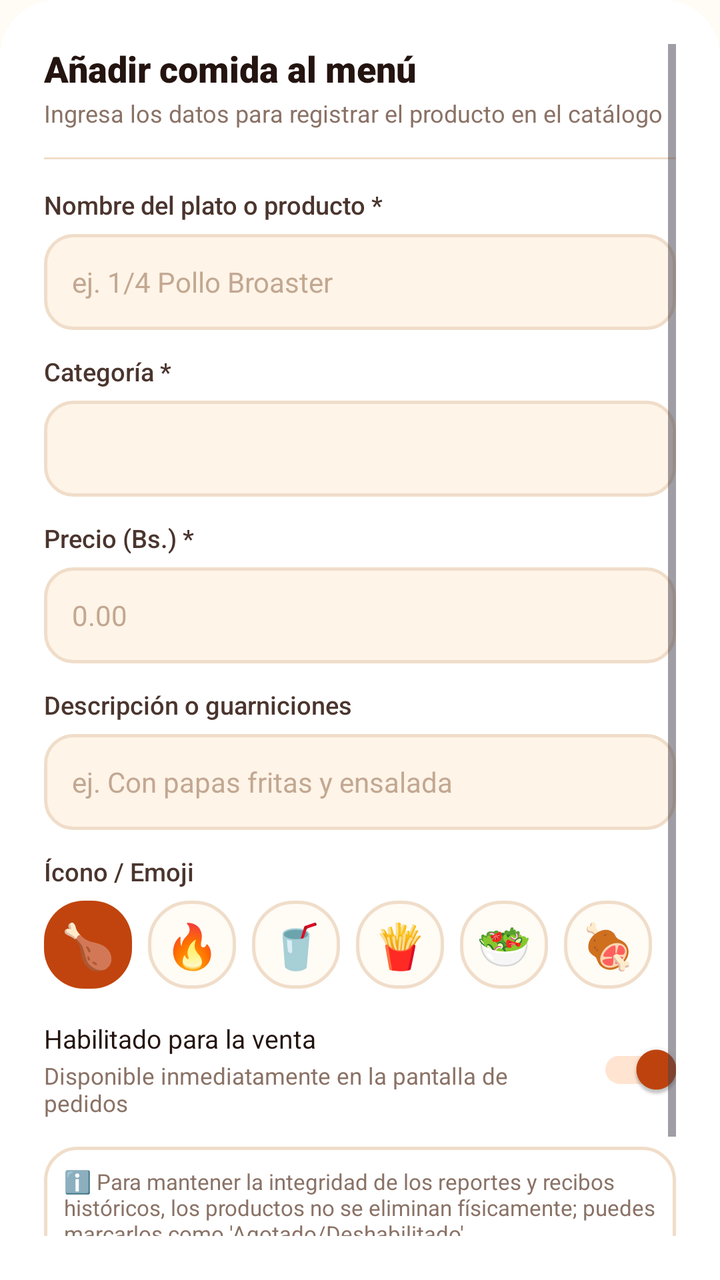
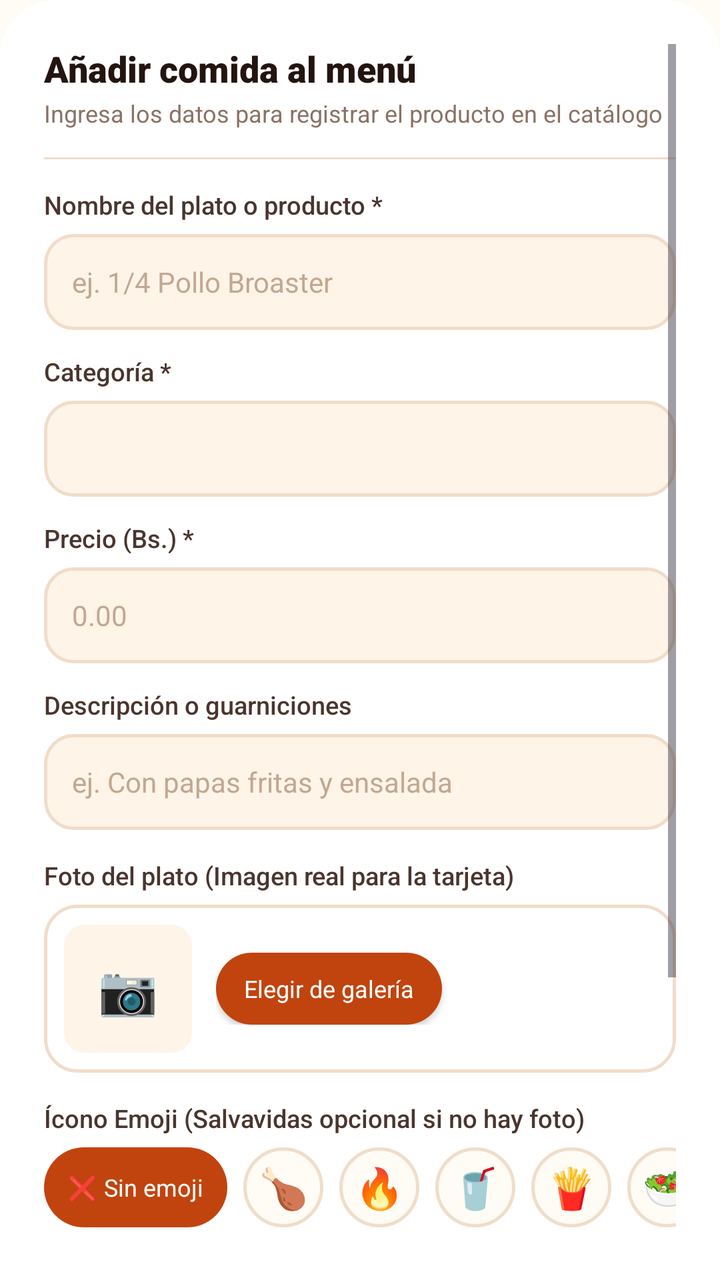

An Android layout rendered at two revisions. The XML below is the earlier revision; the diff shows what the commit changed to produce the second picture.
<!-- AndroidManifest.xml: application theme Theme.Pollogithub -->
<!-- res/layout/dialog_producto_form.xml -->
<?xml version="1.0" encoding="utf-8"?>
<ScrollView xmlns:android="http://schemas.android.com/apk/res/android"
    xmlns:app="http://schemas.android.com/apk/res-auto"
    android:layout_width="match_parent"
    android:layout_height="wrap_content"
    android:background="@drawable/bg_card_top_rounded"
    android:padding="22dp">

    <LinearLayout
        android:layout_width="match_parent"
        android:layout_height="wrap_content"
        android:orientation="vertical">

        
        <TextView
            android:id="@+id/tvFormTitle"
            android:layout_width="wrap_content"
            android:layout_height="wrap_content"
            android:fontFamily="sans-serif-black"
            android:text="Añadir comida al menú"
            android:textColor="@color/char_900"
            android:textSize="18sp" />

        <TextView
            android:id="@+id/tvFormSubtitle"
            android:layout_width="wrap_content"
            android:layout_height="wrap_content"
            android:layout_marginTop="2dp"
            android:fontFamily="sans-serif"
            android:text="Ingresa los datos para registrar el producto en el catálogo"
            android:textColor="@color/char_400"
            android:textSize="12sp" />

        <View
            android:layout_width="match_parent"
            android:layout_height="1dp"
            android:layout_marginVertical="14dp"
            android:background="@color/line_color" />

        
        <TextView
            android:layout_width="wrap_content"
            android:layout_height="wrap_content"
            android:fontFamily="sans-serif-medium"
            android:text="Nombre del plato o producto *"
            android:textColor="@color/char_700"
            android:textSize="12.5sp" />

        <FrameLayout
            android:layout_width="match_parent"
            android:layout_height="48dp"
            android:layout_marginTop="6dp"
            android:background="@drawable/bg_input_field">

            <EditText
                android:id="@+id/etNombre"
                android:layout_width="match_parent"
                android:layout_height="match_parent"
                android:background="@null"
                android:fontFamily="sans-serif"
                android:hint="ej. 1/4 Pollo Broaster"
                android:inputType="textCapSentences"
                android:paddingHorizontal="14dp"
                android:textColor="@color/char_900"
                android:textColorHint="@color/placeholder_text"
                android:textSize="14sp" />
        </FrameLayout>

        
        <TextView
            android:layout_width="wrap_content"
            android:layout_height="wrap_content"
            android:layout_marginTop="12dp"
            android:fontFamily="sans-serif-medium"
            android:text="Categoría *"
            android:textColor="@color/char_700"
            android:textSize="12.5sp" />

        <FrameLayout
            android:layout_width="match_parent"
            android:layout_height="48dp"
            android:layout_marginTop="6dp"
            android:background="@drawable/bg_input_field">

            <Spinner
                android:id="@+id/spCategoria"
                android:layout_width="match_parent"
                android:layout_height="match_parent"
                android:background="@null"
                android:paddingHorizontal="12dp" />
        </FrameLayout>

        
        <TextView
            android:layout_width="wrap_content"
            android:layout_height="wrap_content"
            android:layout_marginTop="12dp"
            android:fontFamily="sans-serif-medium"
            android:text="Precio (Bs.) *"
            android:textColor="@color/char_700"
            android:textSize="12.5sp" />

        <FrameLayout
            android:layout_width="match_parent"
            android:layout_height="48dp"
            android:layout_marginTop="6dp"
            android:background="@drawable/bg_input_field">

            <EditText
                android:id="@+id/etPrecio"
                android:layout_width="match_parent"
                android:layout_height="match_parent"
                android:background="@null"
                android:fontFamily="sans-serif-bold"
                android:hint="0.00"
                android:inputType="numberDecimal"
                android:paddingHorizontal="14dp"
                android:textColor="@color/char_900"
                android:textColorHint="@color/placeholder_text"
                android:textSize="14sp" />
        </FrameLayout>

        
        <TextView
            android:layout_width="wrap_content"
            android:layout_height="wrap_content"
            android:layout_marginTop="12dp"
            android:fontFamily="sans-serif-medium"
            android:text="Descripción o guarniciones"
            android:textColor="@color/char_700"
            android:textSize="12.5sp" />

        <FrameLayout
            android:layout_width="match_parent"
            android:layout_height="48dp"
            android:layout_marginTop="6dp"
            android:background="@drawable/bg_input_field">

            <EditText
                android:id="@+id/etDescripcion"
                android:layout_width="match_parent"
                android:layout_height="match_parent"
                android:background="@null"
                android:fontFamily="sans-serif"
                android:hint="ej. Con papas fritas y ensalada"
                android:inputType="textCapSentences"
                android:paddingHorizontal="14dp"
                android:textColor="@color/char_900"
                android:textColorHint="@color/placeholder_text"
                android:textSize="14sp" />
        </FrameLayout>

        
        <TextView
            android:layout_width="wrap_content"
            android:layout_height="wrap_content"
            android:layout_marginTop="12dp"
            android:fontFamily="sans-serif-medium"
            android:text="Ícono / Emoji"
            android:textColor="@color/char_700"
            android:textSize="12.5sp" />

        <LinearLayout
            android:id="@+id/layoutEmojiSelector"
            android:layout_width="match_parent"
            android:layout_height="wrap_content"
            android:layout_marginTop="6dp"
            android:gravity="center_vertical"
            android:orientation="horizontal">

            <TextView
                android:id="@+id/optEmojiChicken"
                android:layout_width="44dp"
                android:layout_height="44dp"
                android:layout_marginEnd="8dp"
                android:background="@drawable/bg_chip_selected"
                android:gravity="center"
                android:text="🍗"
                android:textSize="22sp" />

            <TextView
                android:id="@+id/optEmojiFire"
                android:layout_width="44dp"
                android:layout_height="44dp"
                android:layout_marginEnd="8dp"
                android:background="@drawable/bg_chip_unselected"
                android:gravity="center"
                android:text="🔥"
                android:textSize="22sp" />

            <TextView
                android:id="@+id/optEmojiDrink"
                android:layout_width="44dp"
                android:layout_height="44dp"
                android:layout_marginEnd="8dp"
                android:background="@drawable/bg_chip_unselected"
                android:gravity="center"
                android:text="🥤"
                android:textSize="22sp" />

            <TextView
                android:id="@+id/optEmojiFries"
                android:layout_width="44dp"
                android:layout_height="44dp"
                android:layout_marginEnd="8dp"
                android:background="@drawable/bg_chip_unselected"
                android:gravity="center"
                android:text="🍟"
                android:textSize="22sp" />

            <TextView
                android:id="@+id/optEmojiSalad"
                android:layout_width="44dp"
                android:layout_height="44dp"
                android:layout_marginEnd="8dp"
                android:background="@drawable/bg_chip_unselected"
                android:gravity="center"
                android:text="🥗"
                android:textSize="22sp" />

            <TextView
                android:id="@+id/optEmojiBurger"
                android:layout_width="44dp"
                android:layout_height="44dp"
                android:background="@drawable/bg_chip_unselected"
                android:gravity="center"
                android:text="🍖"
                android:textSize="22sp" />
        </LinearLayout>

        
        <LinearLayout
            android:layout_width="match_parent"
            android:layout_height="wrap_content"
            android:layout_marginTop="16dp"
            android:gravity="center_vertical"
            android:orientation="horizontal">

            <LinearLayout
                android:layout_width="0dp"
                android:layout_height="wrap_content"
                android:layout_weight="1"
                android:orientation="vertical">

                <TextView
                    android:layout_width="wrap_content"
                    android:layout_height="wrap_content"
                    android:fontFamily="sans-serif-bold"
                    android:text="Habilitado para la venta"
                    android:textColor="@color/char_900"
                    android:textSize="13sp" />

                <TextView
                    android:layout_width="wrap_content"
                    android:layout_height="wrap_content"
                    android:layout_marginTop="2dp"
                    android:fontFamily="sans-serif"
                    android:text="Disponible inmediatamente en la pantalla de pedidos"
                    android:textColor="@color/char_400"
                    android:textSize="11.5sp" />
            </LinearLayout>

            <androidx.appcompat.widget.SwitchCompat
                android:id="@+id/switchDisponibleForm"
                android:layout_width="wrap_content"
                android:layout_height="wrap_content"
                android:checked="true"
                app:thumbTint="@color/ember_600"
                app:trackTint="@color/ember_100" />
        </LinearLayout>

        
        <TextView
            android:layout_width="match_parent"
            android:layout_height="wrap_content"
            android:layout_marginTop="14dp"
            android:background="@drawable/bg_order_card"
            android:fontFamily="sans-serif"
            android:padding="10dp"
            android:text="ℹ️ Para mantener la integridad de los reportes y recibos históricos, los productos no se eliminan físicamente; puedes marcarlos como 'Agotado/Deshabilitado'."
            android:textColor="@color/char_400"
            android:textSize="11sp" />

        
        <LinearLayout
            android:layout_width="match_parent"
            android:layout_height="wrap_content"
            android:layout_marginTop="18dp"
            android:gravity="end"
            android:orientation="horizontal">

            <androidx.appcompat.widget.AppCompatButton
                android:id="@+id/btnCancelarForm"
                android:layout_width="wrap_content"
                android:layout_height="46dp"
                android:background="@drawable/bg_btn_outline"
                android:fontFamily="sans-serif-bold"
                android:paddingHorizontal="18dp"
                android:text="Cancelar"
                android:textAllCaps="false"
                android:textColor="@color/char_700"
                android:textSize="13.5sp" />

            <androidx.appcompat.widget.AppCompatButton
                android:id="@+id/btnGuardarForm"
                android:layout_width="wrap_content"
                android:layout_height="46dp"
                android:layout_marginStart="12dp"
                android:background="@drawable/bg_button_primary"
                android:fontFamily="sans-serif-bold"
                android:paddingHorizontal="24dp"
                android:text="Guardar"
                android:textAllCaps="false"
                android:textColor="@color/white"
                android:textSize="13.5sp" />
        </LinearLayout>
    </LinearLayout>
</ScrollView>
<!-- resources referenced by this layout -->
<resources>
  <color name="char_400">#8A7266</color>
  <color name="char_700">#4A352E</color>
  <color name="char_900">#241410</color>
  <color name="ember_100">#FFE4D1</color>
  <color name="ember_600">#C1440E</color>
  <color name="line_color">#F0DDC9</color>
  <color name="placeholder_text">#C2A892</color>
  <color name="white">#FFFFFFFF</color>
  <!-- drawable bg_btn_outline (drawable) -->
  <?xml version="1.0" encoding="utf-8"?>
  <ripple xmlns:android="http://schemas.android.com/apk/res/android"
      android:color="#1AE8590C">
      <item>
          <shape android:shape="rectangle">
              <solid android:color="@color/white" />
              <stroke
                  android:width="1.5dp"
                  android:color="@color/line_color" />
              <corners android:radius="14dp" />
          </shape>
      </item>
  </ripple>
  <!-- drawable bg_button_primary (drawable) -->
  <?xml version="1.0" encoding="utf-8"?>
  <ripple xmlns:android="http://schemas.android.com/apk/res/android"
      android:color="#33FFFFFF">
      <item>
          <shape android:shape="rectangle">
              <solid android:color="@color/ember_600" />
              <corners android:radius="14dp" />
          </shape>
      </item>
  </ripple>
  <!-- drawable bg_card_top_rounded (drawable) -->
  <?xml version="1.0" encoding="utf-8"?>
  <shape xmlns:android="http://schemas.android.com/apk/res/android"
      android:shape="rectangle">
      <solid android:color="@color/white" />
      <corners
          android:topLeftRadius="28dp"
          android:topRightRadius="28dp" />
  </shape>
  <!-- drawable bg_chip_selected (drawable) -->
  <?xml version="1.0" encoding="utf-8"?>
  <shape xmlns:android="http://schemas.android.com/apk/res/android"
      android:shape="rectangle">
      <solid android:color="@color/ember_600" />
      <corners android:radius="20dp" />
  </shape>
  <!-- drawable bg_chip_unselected (drawable) -->
  <?xml version="1.0" encoding="utf-8"?>
  <shape xmlns:android="http://schemas.android.com/apk/res/android"
      android:shape="rectangle">
      <solid android:color="@color/paper_50" />
      <stroke
          android:width="1.5dp"
          android:color="@color/line_color" />
      <corners android:radius="20dp" />
  </shape>
  <!-- drawable bg_input_field (drawable) -->
  <?xml version="1.0" encoding="utf-8"?>
  <shape xmlns:android="http://schemas.android.com/apk/res/android"
      android:shape="rectangle">
      <solid android:color="@color/paper_100" />
      <stroke
          android:width="1.5dp"
          android:color="@color/line_color" />
      <corners android:radius="14dp" />
  </shape>
  <!-- drawable bg_order_card (drawable) -->
  <?xml version="1.0" encoding="utf-8"?>
  <ripple xmlns:android="http://schemas.android.com/apk/res/android"
      android:color="#1AE8590C">
      <item>
          <shape android:shape="rectangle">
              <solid android:color="@color/white" />
              <stroke
                  android:width="1.5dp"
                  android:color="@color/line_color" />
              <corners android:radius="16dp" />
          </shape>
      </item>
  </ripple>
  <style name="Theme.Pollogithub" parent="Base.Theme.Pollogithub" />
  <color name="paper_50">#FFFBF5</color>
  <color name="paper_100">#FFF4E8</color>
  <style name="Base.Theme.Pollogithub" parent="Theme.Material3.DayNight.NoActionBar">
          <item name="android:windowBackground">@color/paper_50</item>
          <item name="android:statusBarColor">@android:color/transparent</item>
          <item name="android:navigationBarColor">@color/white</item>
          <item name="android:windowLightStatusBar">true</item>
          <item name="android:windowLightNavigationBar">true</item>
      </style>
</resources>

<!-- the commit's change to res/layout/dialog_producto_form.xml (unified diff, before → after) -->
@@ -154,79 +154,177 @@
         <TextView
             android:layout_width="wrap_content"
             android:layout_height="wrap_content"
-            android:layout_marginTop="12dp"
-            android:fontFamily="sans-serif-medium"
-            android:text="Ícono / Emoji"
+            android:layout_marginTop="14dp"
+            android:fontFamily="sans-serif-medium"
+            android:text="Foto del plato (Imagen real para la tarjeta)"
             android:textColor="@color/char_700"
             android:textSize="12.5sp" />
 
         <LinearLayout
-            android:id="@+id/layoutEmojiSelector"
-            android:layout_width="match_parent"
-            android:layout_height="wrap_content"
-            android:layout_marginTop="6dp"
+            android:layout_width="match_parent"
+            android:layout_height="wrap_content"
+            android:layout_marginTop="6dp"
+            android:background="@drawable/bg_order_card"
             android:gravity="center_vertical"
-            android:orientation="horizontal">
-
-            <TextView
-                android:id="@+id/optEmojiChicken"
-                android:layout_width="44dp"
-                android:layout_height="44dp"
-                android:layout_marginEnd="8dp"
-                android:background="@drawable/bg_chip_selected"
-                android:gravity="center"
-                android:text="🍗"
-                android:textSize="22sp" />
-
-            <TextView
-                android:id="@+id/optEmojiFire"
-                android:layout_width="44dp"
-                android:layout_height="44dp"
-                android:layout_marginEnd="8dp"
-                android:background="@drawable/bg_chip_unselected"
-                android:gravity="center"
-                android:text="🔥"
-                android:textSize="22sp" />
-
-            <TextView
-                android:id="@+id/optEmojiDrink"
-                android:layout_width="44dp"
-                android:layout_height="44dp"
-                android:layout_marginEnd="8dp"
-                android:background="@drawable/bg_chip_unselected"
-                android:gravity="center"
-                android:text="🥤"
-                android:textSize="22sp" />
-
-            <TextView
-                android:id="@+id/optEmojiFries"
-                android:layout_width="44dp"
-                android:layout_height="44dp"
-                android:layout_marginEnd="8dp"
-                android:background="@drawable/bg_chip_unselected"
-                android:gravity="center"
-                android:text="🍟"
-                android:textSize="22sp" />
-
-            <TextView
-                android:id="@+id/optEmojiSalad"
-                android:layout_width="44dp"
-                android:layout_height="44dp"
-                android:layout_marginEnd="8dp"
-                android:background="@drawable/bg_chip_unselected"
-                android:gravity="center"
-                android:text="🥗"
-                android:textSize="22sp" />
-
-            <TextView
-                android:id="@+id/optEmojiBurger"
-                android:layout_width="44dp"
-                android:layout_height="44dp"
-                android:background="@drawable/bg_chip_unselected"
-                android:gravity="center"
-                android:text="🍖"
-                android:textSize="22sp" />
+            android:orientation="horizontal"
+            android:padding="10dp">
+
+            <androidx.cardview.widget.CardView
+                android:layout_width="64dp"
+                android:layout_height="64dp"
+                app:cardCornerRadius="10dp"
+                app:cardElevation="0dp"
+                app:cardBackgroundColor="@color/paper_100">
+
+                <FrameLayout
+                    android:layout_width="match_parent"
+                    android:layout_height="match_parent">
+
+                    <TextView
+                        android:id="@+id/tvFormPhotoPlaceholder"
+                        android:layout_width="wrap_content"
+                        android:layout_height="wrap_content"
+                        android:layout_gravity="center"
+                        android:text="📷"
+                        android:textSize="24sp" />
+
+                    <ImageView
+                        android:id="@+id/ivFormProductPhoto"
+                        android:layout_width="match_parent"
+                        android:layout_height="match_parent"
+                        android:scaleType="centerCrop"
+                        android:visibility="gone" />
+                </FrameLayout>
+            </androidx.cardview.widget.CardView>
+
+            <LinearLayout
+                android:layout_width="0dp"
+                android:layout_height="wrap_content"
+                android:layout_marginStart="12dp"
+                android:layout_weight="1"
+                android:orientation="vertical">
+
+                <androidx.appcompat.widget.AppCompatButton
+                    android:id="@+id/btnSelectPhoto"
+                    android:layout_width="wrap_content"
+                    android:layout_height="36dp"
+                    android:background="@drawable/bg_chip_selected"
+                    android:fontFamily="sans-serif-bold"
+                    android:paddingHorizontal="14dp"
+                    android:text="Elegir de galería"
+                    android:textAllCaps="false"
+                    android:textColor="@color/white"
+                    android:textSize="12sp" />
+
+                <TextView
+                    android:id="@+id/btnRemovePhoto"
+                    android:layout_width="wrap_content"
+                    android:layout_height="wrap_content"
+                    android:layout_marginTop="4dp"
+                    android:fontFamily="sans-serif"
+                    android:padding="4dp"
+                    android:text="🗑️ Quitar foto seleccionada"
+                    android:textColor="@color/ember_600"
+                    android:textSize="11.5sp"
+                    android:visibility="gone" />
+            </LinearLayout>
         </LinearLayout>
+
+        
+        <TextView
+            android:layout_width="wrap_content"
+            android:layout_height="wrap_content"
+            android:layout_marginTop="14dp"
+            android:fontFamily="sans-serif-medium"
+            android:text="Ícono Emoji (Salvavidas opcional si no hay foto)"
+            android:textColor="@color/char_700"
+            android:textSize="12.5sp" />
+
+        <HorizontalScrollView
+            android:layout_width="match_parent"
+            android:layout_height="wrap_content"
+            android:layout_marginTop="6dp"
+            android:scrollbars="none">
+
+            <LinearLayout
+                android:id="@+id/layoutEmojiSelector"
+                android:layout_width="wrap_content"
+                android:layout_height="wrap_content"
+                android:gravity="center_vertical"
+                android:orientation="horizontal">
+
+                <TextView
+                    android:id="@+id/optNoEmoji"
+                    android:layout_width="wrap_content"
+                    android:layout_height="40dp"
+                    android:layout_marginEnd="8dp"
+                    android:background="@drawable/bg_chip_selected"
+                    android:gravity="center"
+                    android:paddingHorizontal="12dp"
+                    android:text="❌ Sin emoji"
+                    android:textColor="@color/white"
+                    android:textSize="12sp" />
+
+                <TextView
+                    android:id="@+id/optEmojiChicken"
+                    android:layout_width="40dp"
+                    android:layout_height="40dp"
+                    android:layout_marginEnd="8dp"
+                    android:background="@drawable/bg_chip_unselected"
+                    android:gravity="center"
+                    android:text="🍗"
+                    android:textSize="20sp" />
+
+                <TextView
+                    android:id="@+id/optEmojiFire"
+                    android:layout_width="40dp"
+                    android:layout_height="40dp"
+                    android:layout_marginEnd="8dp"
+                    android:background="@drawable/bg_chip_unselected"
+                    android:gravity="center"
+                    android:text="🔥"
+                    android:textSize="20sp" />
+
+                <TextView
+                    android:id="@+id/optEmojiDrink"
+                    android:layout_width="40dp"
+                    android:layout_height="40dp"
+                    android:layout_marginEnd="8dp"
+                    android:background="@drawable/bg_chip_unselected"
+                    android:gravity="center"
+                    android:text="🥤"
+                    android:textSize="20sp" />
+
+                <TextView
+                    android:id="@+id/optEmojiFries"
+                    android:layout_width="40dp"
+                    android:layout_height="40dp"
+                    android:layout_marginEnd="8dp"
+                    android:background="@drawable/bg_chip_unselected"
+                    android:gravity="center"
+                    android:text="🍟"
+                    android:textSize="20sp" />
+
+                <TextView
+                    android:id="@+id/optEmojiSalad"
+                    android:layout_width="40dp"
+                    android:layout_height="40dp"
+                    android:layout_marginEnd="8dp"
+                    android:background="@drawable/bg_chip_unselected"
+                    android:gravity="center"
+                    android:text="🥗"
+                    android:textSize="20sp" />
+
+                <TextView
+                    android:id="@+id/optEmojiBurger"
+                    android:layout_width="40dp"
+                    android:layout_height="40dp"
+                    android:background="@drawable/bg_chip_unselected"
+                    android:gravity="center"
+                    android:text="🍖"
+                    android:textSize="20sp" />
+            </LinearLayout>
+        </HorizontalScrollView>
 
         
         <LinearLayout
